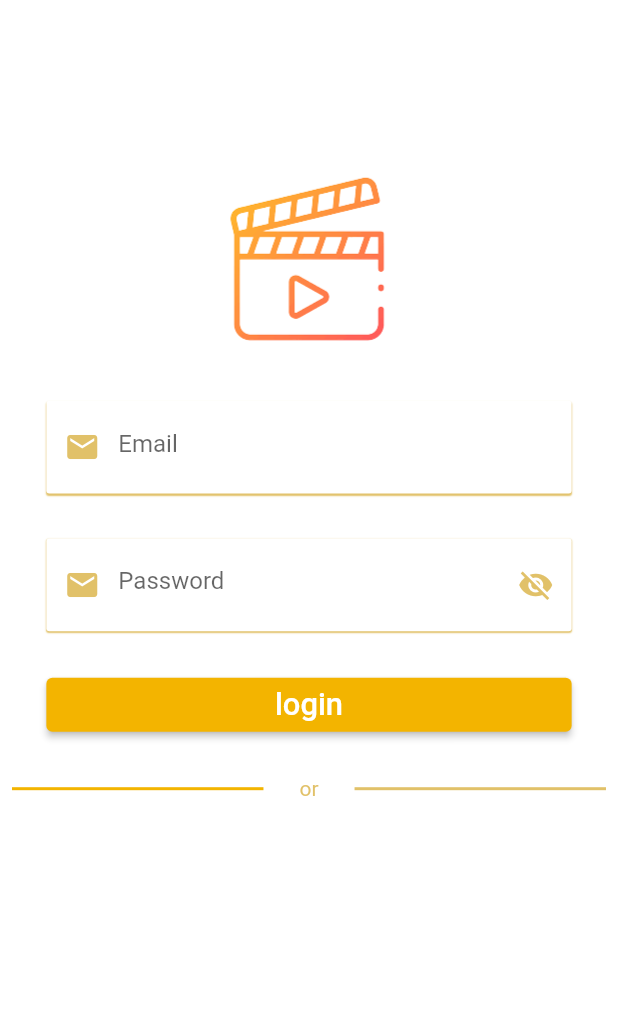
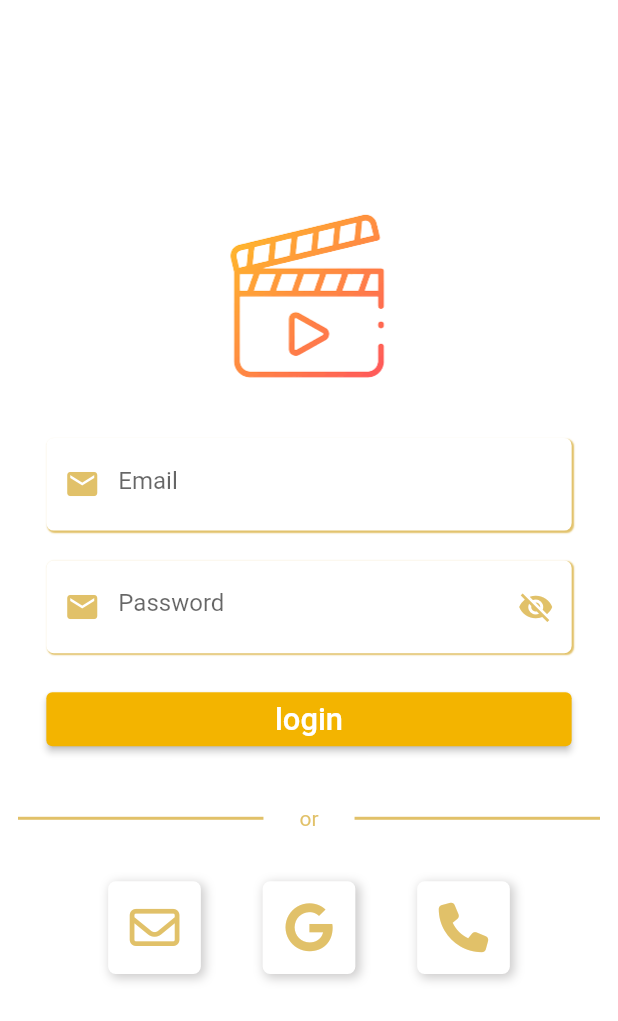
Before and after one commit to Ismail-Hagg/cineverse, a Flutter app: the screen it shows after launch, on a phone screen of 412 x 824 dp. Shown: the top 1021 px of the screen. Run offline on Flutter 3.47's test engine with Material 2 defaults, Android fonts, the phone set to English and light mode, and no system bars; our stand-ins replace firebase_auth, firebase_core, font_awesome_flutter, get, shared_preferences; accounts and stored records are empty.

Commit message:
working on the login page

```diff
--- a/lib/controllers/auth_controller.dart
+++ b/lib/controllers/auth_controller.dart
@@ -1,5 +1,6 @@
 import 'package:cineverse/local_storage/user_data.dart';
 import 'package:cineverse/models/user_model.dart';
+import 'package:cineverse/utils/constants.dart';
 import 'package:firebase_auth/firebase_auth.dart';
 import 'package:cineverse/utils/enums.dart';
 import 'package:flutter/material.dart';
@@ -23,7 +24,7 @@ class AuthController extends GetxController {
   bool _passOb = true;
   bool get passOb => _passOb;
 
-  final bool _loading = false;
+  bool _loading = false;
   bool get loading => _loading;
 
   final Map<FieldType, FocusNode> _nodes = {
@@ -77,7 +78,7 @@ class AuthController extends GetxController {
     _nodes.forEach((key, value) {
       value.unfocus();
     });
-    print('unfocusing');
+
     update();
   }
 
@@ -112,6 +113,9 @@ class AuthController extends GetxController {
 
   // switch the theme
   void themeSwich() {
-    Get.changeTheme(Get.isDarkMode ? ThemeData.light() : ThemeData.dark());
+    print(Get.isDarkMode ? "Normal" : "Dark Mode");
+    _loading = !_loading;
+    Get.changeTheme(Get.isDarkMode ? lightTheme : darkTheme);
+    update();
   }
 }
--- a/lib/pages/login_page/login_phone.dart
+++ b/lib/pages/login_page/login_phone.dart
@@ -4,6 +4,7 @@ import 'package:cineverse/widgets/custom_text.dart';
 import 'package:cineverse/widgets/login_input.dart';
 import 'package:flutter/cupertino.dart';
 import 'package:flutter/material.dart';
+import 'package:font_awesome_flutter/font_awesome_flutter.dart';
 import 'package:get/get.dart';
 
 class LoginPhone extends StatelessWidget {
@@ -14,7 +15,8 @@ class LoginPhone extends StatelessWidget {
     return GestureDetector(
       onTap: () => Get.find<AuthController>().unfocusNodes(),
       child: Scaffold(
-          backgroundColor: Get.theme.colorScheme.background,
+        resizeToAvoidBottomInset: false,
+        backgroundColor: Theme.of(context).colorScheme.background,
         body: LayoutBuilder(
           builder: (BuildContext context, BoxConstraints constraints) {
             double height = constraints.maxHeight;
@@ -28,7 +30,7 @@ class LoginPhone extends StatelessWidget {
                   children: [
                     Container(
                       alignment: FractionalOffset.bottomCenter,
-                      height: height * 0.3,
+                      height: height * 0.33,
                       width: width,
                       child: Image.asset(
                         'assets/images/main_logo.png',
@@ -54,7 +56,7 @@ class LoginPhone extends StatelessWidget {
                           controller.flips[FieldType.loginEmail] as bool,
                     ),
                     const SizedBox(
-                      height: 30,
+                      height: 20,
                     ),
                     LoginInput(
                       width: width * 0.85,
@@ -84,49 +86,62 @@ class LoginPhone extends StatelessWidget {
                       ),
                     ),
                     const SizedBox(
-                      height: 25,
+                      height: 20,
                     ),
                     SizedBox(
                       width: width * 0.85,
-                      child: ElevatedButton(
+                      child: controller.platform == TargetPlatform.android
+                          ? ElevatedButton(
                               style: ElevatedButton.styleFrom(
                                   backgroundColor:
-                                Theme.of(context).colorScheme.primary
-                            // shape:
-                            //     MaterialStateProperty.all<RoundedRectangleBorder>(
-                            //   RoundedRectangleBorder(
-                            //     borderRadius: BorderRadius.circular(10.0),
-                            //   ),
-                            // ),
+                                      Theme.of(context).colorScheme.primary),
+                              onPressed: () => controller.themeSwich(),
+                              child: controller.loading
+                                  ? Padding(
+                                      padding: const EdgeInsets.symmetric(
+                                          vertical: 4.0),
+                                      child: CircularProgressIndicator(
+                                        color: Theme.of(context)
+                                            .colorScheme
+                                            .background,
                                       ),
-                        onPressed: () => controller.themeSwich(),
-                        // controller.emailLogin(
-                        //     context: context,
-                        //     email: controller
-                        //         .emailController.text
-                        //         .trim(),
-                        //     password: controller
-                        //         .passWordController.text
-                        //         .trim()),
-                        child: controller.loading
-                            ? CircularProgressIndicator(
-                                color: Theme.of(context).colorScheme.background,
                                     )
                                   : CustomText(
                                       text: 'login'.tr,
                                       size: width * 0.05,
-                                color: Theme.of(context).colorScheme.background,
+                                      color: Theme.of(context)
+                                          .colorScheme
+                                          .background,
                                     ),
+                            )
+                          : CupertinoButton(
+                              padding: EdgeInsets.zero,
+                              color: Theme.of(context).colorScheme.primary,
+                              borderRadius: BorderRadius.circular(10.0),
+                              child: controller.loading
+                                  ? CupertinoActivityIndicator(
+                                      color: Theme.of(context)
+                                          .colorScheme
+                                          .background,
+                                    )
+                                  : CustomText(
+                                      text: 'login'.tr,
+                                      size: width * 0.05,
+                                      color: Theme.of(context)
+                                          .colorScheme
+                                          .background,
+                                    ),
+                              onPressed: () => controller.themeSwich(),
                             ),
                     ),
                     Padding(
                       padding: const EdgeInsets.symmetric(
-                          vertical: 24, horizontal: 8),
+                          vertical: 34, horizontal: 12),
                       child: Row(
                         children: [
                           Expanded(
                             child: Divider(
-                              color: Theme.of(context).colorScheme.primary,
+                              color: Theme.of(context).colorScheme.secondary,
                               thickness: 2,
                               height: 9,
                             ),
@@ -151,11 +166,66 @@ class LoginPhone extends StatelessWidget {
                         ],
                       ),
                     ),
+                    Row(
+                      mainAxisAlignment: MainAxisAlignment.center,
+                      children: [
+                        LoginInput(
+                          socialLog: () {
+                            print('------------ social shit--------------');
+                          },
+                          height: width * 0.15,
+                          width: width * 0.15,
+                          obscure: false,
+                          isSelected: true,
+                          other: FaIcon(
+                            FontAwesomeIcons.envelope,
+                            color: Theme.of(context).colorScheme.secondary,
+                            size: width * 0.08,
+                          ),
+                        ),
+                        SizedBox(
+                          width: width * 0.1,
+                        ),
+                        LoginInput(
+                          socialLog: () {
+                            print('------------ social shit--------------');
+                          },
+                          height: width * 0.15,
+                          width: width * 0.15,
+                          obscure: false,
+                          isSelected: true,
+                          other: FaIcon(
+                            FontAwesomeIcons.google,
+                            color: Theme.of(context).colorScheme.secondary,
+                            size: width * 0.08,
+                          ),
+                        ),
+                        SizedBox(
+                          width: width * 0.1,
+                        ),
+                        LoginInput(
+                          socialLog: () {
+                            print('------------ social shit--------------');
+                          },
+                          height: width * 0.15,
+                          width: width * 0.15,
+                          obscure: false,
+                          isSelected: true,
+                          other: FaIcon(
+                            FontAwesomeIcons.phone,
+                            color: Theme.of(context).colorScheme.secondary,
+                            size: width * 0.08,
+                          ),
+                        )
+                      ],
+                    )
                   ],
                 ),
               ),
             );
-          })),
+          },
+        ),
+      ),
     );
   }
 }
--- a/lib/widgets/login_input.dart
+++ b/lib/widgets/login_input.dart
@@ -3,30 +3,34 @@ import 'package:flutter/material.dart';
 class LoginInput extends StatelessWidget {
   final double height;
   final double width;
-  final FocusNode focusNode;
+  final FocusNode? focusNode;
   final bool isSelected;
-  final String hintText;
-  final TextEditingController controller;
-  final Icon leadingIcon;
+  final String? hintText;
+  final TextEditingController? controller;
+  final Icon? leadingIcon;
   final bool obscure;
   final Widget? suffex;
-  final TextInputType type;
+  final TextInputType? type;
   final TextInputAction? action;
   final Color? suffexColor;
+  final Widget? other;
+  final Function()? socialLog;
   const LoginInput(
       {super.key,
       required this.height,
       required this.width,
-      required this.focusNode,
-      required this.hintText,
-      required this.controller,
-      required this.leadingIcon,
+      this.focusNode,
+      this.hintText,
+      this.controller,
+      this.leadingIcon,
       required this.obscure,
       this.suffex,
-      required this.type,
+      this.type,
       this.action,
       required this.isSelected,
-      this.suffexColor});
+      this.suffexColor,
+      this.other,
+      this.socialLog});
 
   @override
   Widget build(BuildContext context) {
@@ -35,9 +39,10 @@ class LoginInput extends StatelessWidget {
       height: height,
       width: width,
       decoration: BoxDecoration(
-        borderRadius: const BorderRadius.all(Radius.circular(2)),
+        borderRadius: const BorderRadius.all(Radius.circular(5)),
         color: Theme.of(context).colorScheme.background,
-        boxShadow: isSelected
+        boxShadow: other == null
+            ? isSelected
                 ? [
                     BoxShadow(
                         color: Theme.of(context).colorScheme.shadow,
@@ -49,12 +54,22 @@ class LoginInput extends StatelessWidget {
                     BoxShadow(
                         color: Theme.of(context).colorScheme.secondary,
                         blurRadius: 0.1,
-                    offset: const Offset(0, 1),
+                        offset: const Offset(1, 1),
                         spreadRadius: 0.1),
+                  ]
+            : [
+                BoxShadow(
+                    color: Theme.of(context).colorScheme.shadow,
+                    blurRadius: 5,
+                    offset: const Offset(2, 2),
+                    spreadRadius: 0.5),
               ],
       ),
       child: Center(
-        child: TextField(
+        child: GestureDetector(
+          onTap: socialLog,
+          child: other ??
+              TextField(
                 obscureText: obscure,
                 textInputAction: action,
                 keyboardType: type,
@@ -70,6 +85,7 @@ class LoginInput extends StatelessWidget {
                     hintText: hintText),
               ),
         ),
+      ),
     );
   }
 }
--- a/pubspec.yaml
+++ b/pubspec.yaml
@@ -38,6 +38,7 @@ dependencies:
   get: ^4.6.6
   firebase_auth: ^4.10.1
   shared_preferences: ^2.2.2
+  font_awesome_flutter: ^10.6.0
 
 dev_dependencies:
   flutter_test:
```
Also changed, not shown: pubspec.lock. Lines whose indentation alone changed are shown as unchanged.
